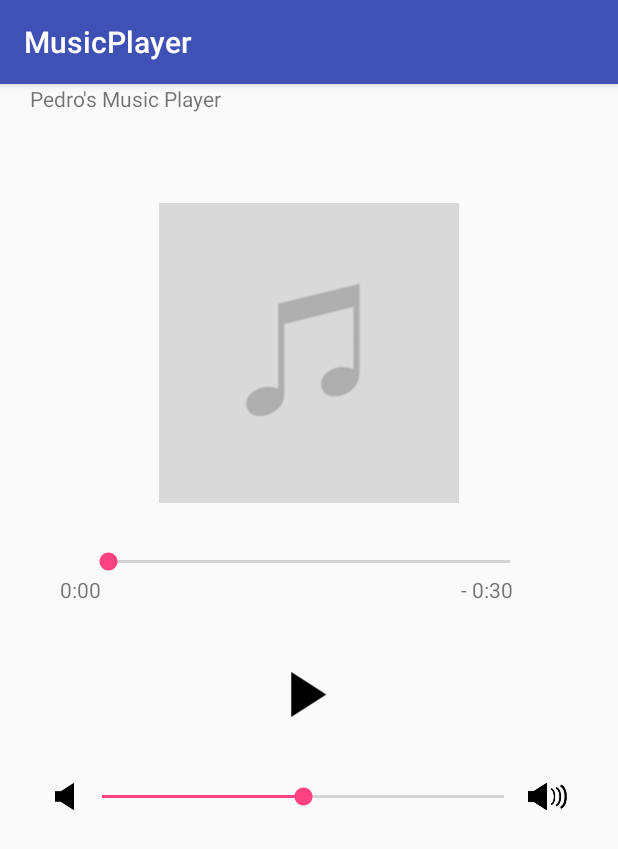
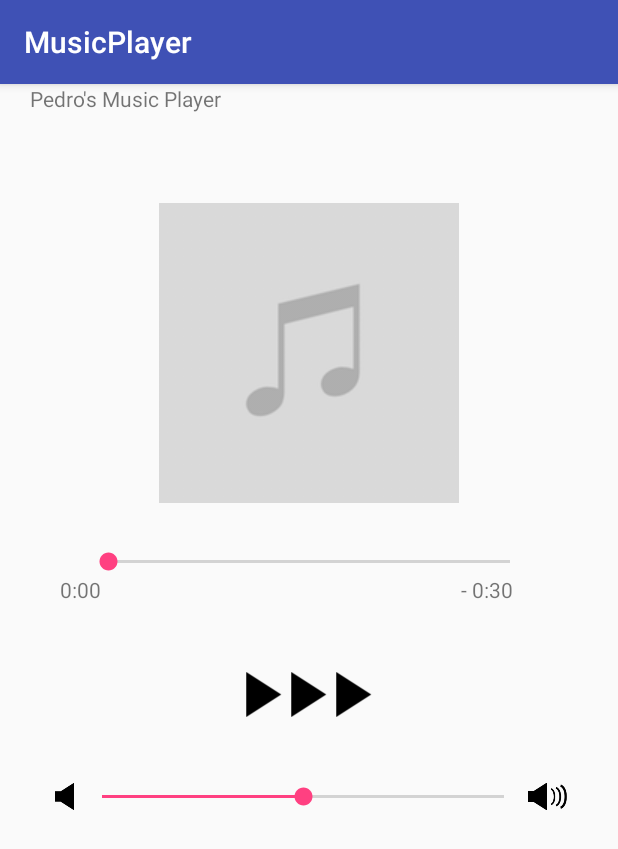
Before and after one commit to lopezp9492/MusicPlayer, an Android app: the screen it shows after launch (MainActivity), on a phone screen of 412 x 824 dp. Shown: the top 849 px of the screen. Run offline under Robolectric (Android 15) with nearby library versions, the phone set to English and light mode, and no system bars.

Commit message:
Added Previous and Next Buttons

```diff
--- a/app/src/main/res/layout/activity_main.xml
+++ b/app/src/main/res/layout/activity_main.xml
@@ -20,6 +20,7 @@
         android:src="@drawable/image"
         android:layout_marginTop="60dp"/>
 
+    <!-- Play Bar-->
     <SeekBar
         android:id="@+id/positionBar"
         android:layout_width="300dp"
@@ -33,24 +34,52 @@
             android:id="@+id/elapsedTimeLabel"
             android:layout_width="wrap_content"
             android:layout_height="wrap_content"
-            android:text="0:11"
+            android:text="@string/elapsed_time"
             android:layout_marginLeft="40dp"/>
         <TextView
             android:id="@+id/remainingTimeLabel"
             android:layout_width="wrap_content"
             android:layout_height="wrap_content"
-            android:text="-1:49"
+            android:text="@string/remaining_time"
             android:layout_marginLeft="240dp"/>
     </LinearLayout>
+
+
+    <!-- Play Controls -->
+    <LinearLayout
+        android:layout_width="match_parent"
+        android:layout_height="wrap_content"
+        android:gravity="center_horizontal"
+        android:orientation="horizontal">
+
+
+        <Button
+            android:id="@+id/previousBtn"
+            android:layout_width="30dp"
+            android:layout_height="30dp"
+            android:layout_marginTop="45dp"
+            android:background="@drawable/play"
+            android:onClick="previousBtnClick" />
 
         <Button
             android:id="@+id/playBtn"
             android:layout_width="30dp"
             android:layout_height="30dp"
+            android:layout_marginTop="45dp"
             android:background="@drawable/play"
+            android:onClick="playBtnClick" />
+
+        <Button
+            android:id="@+id/nextBtn"
+            android:layout_width="30dp"
+            android:layout_height="30dp"
             android:layout_marginTop="45dp"
-        android:onClick="playBtnClick"/>
+            android:background="@drawable/play"
+            android:onClick="nextBtnClick" />
 
+    </LinearLayout>
+
+    <!-- Volume Bar-->
     <LinearLayout
         android:layout_width="match_parent"
         android:layout_height="wrap_content"
--- a/app/src/main/res/values/strings.xml
+++ b/app/src/main/res/values/strings.xml
@@ -1,3 +1,7 @@
 <resources>
     <string name="app_name">MusicPlayer</string>
+    <string name="test_resource">-1:49</string>
+    <string name="elapsed_time">0:00</string>
+    <string name="remaining_time">59:59</string>
+
 </resources>
```
Also changed, not shown: app/src/main/java/com/example/tejon/musicplayer/MainActivity.java (+34 -0 lines). Lines whose indentation alone changed are shown as unchanged.
